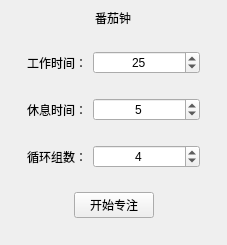
Qt form mainwindow.ui (Chick9N/TomatoTimer) before a commit.
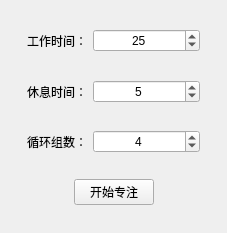
The same form after that commit.

The edit to the form file:
```diff
--- a/mainwindow.ui
+++ b/mainwindow.ui
@@ -15,13 +15,6 @@
   </property>
   <widget class="QWidget" name="centralwidget">
    <layout class="QVBoxLayout" name="verticalLayout">
-    <item alignment="Qt::AlignmentFlag::AlignHCenter|Qt::AlignmentFlag::AlignTop">
-     <widget class="QLabel" name="titleLabel">
-      <property name="text">
-       <string>番茄钟</string>
-      </property>
-     </widget>
-    </item>
     <item>
      <widget class="QWidget" name="widget" native="true">
       <layout class="QVBoxLayout" name="verticalLayout_2">
```
Left out of the diff: 4 changed lines with no effect on the pictures.
